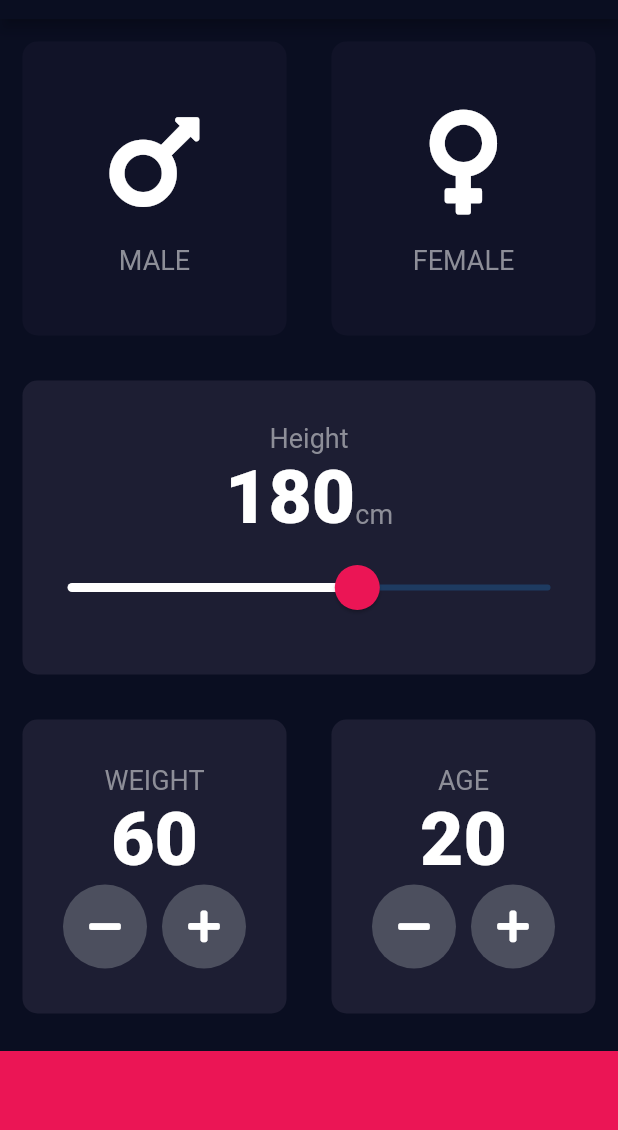
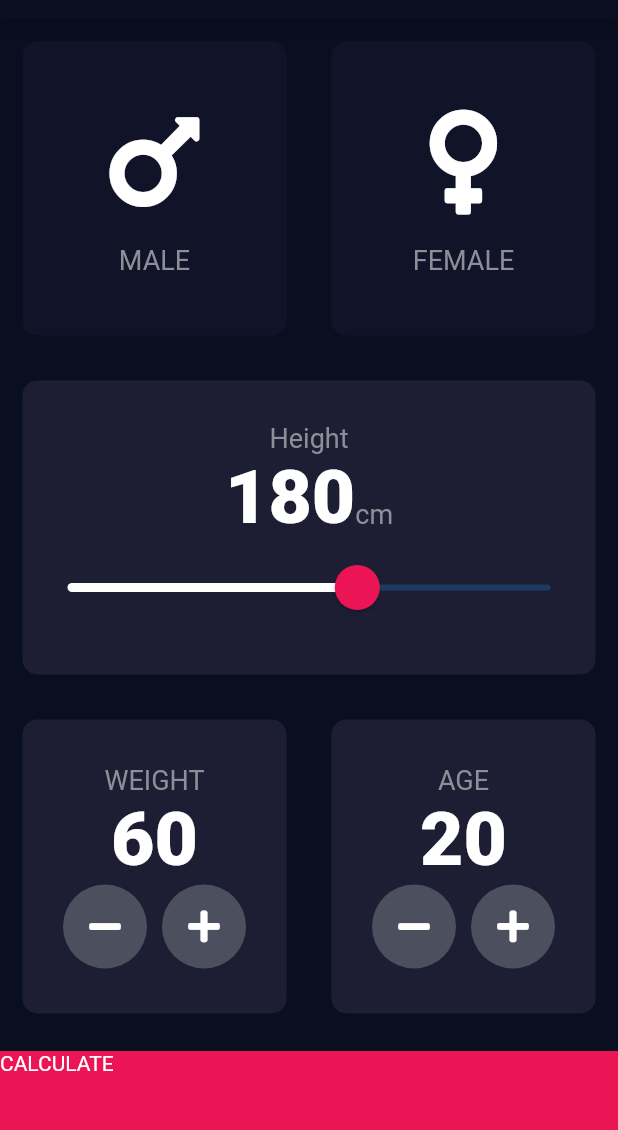
Before and after one commit to caputdraconis050630/bmi-calculator, a Flutter app: the screen it shows after launch, on a phone screen of 412 x 824 dp, the part 65-1195 px from its top. Run offline on Flutter 3.47's test engine with Material 2 defaults, Android fonts, the phone set to English and light mode, and no system bars; our stand-ins replace font_awesome_flutter.

```diff
--- a/lib/input_page.dart
+++ b/lib/input_page.dart
@@ -205,11 +205,17 @@ class _InputPageState extends State<InputPage>{
               ],
             ),
           ),
-          Container(
-            color: kBottomContainerColour,
-            margin: EdgeInsets.only(top: 10.0),
-            width: double.infinity,
-            height: kBottomContainerHeight,
+          GestureDetector(
+            onTap: (){
+              Navigator.pushNamed(context, '/result');
+            },
+            child: Container(
+              child: Text('CALCULATE'),
+              color: kBottomContainerColour,
+              margin: EdgeInsets.only(top: 10.0),
+              width: double.infinity,
+              height: kBottomContainerHeight,
+            ),
           ),
         ],
       )
--- a/lib/main.dart
+++ b/lib/main.dart
@@ -1,5 +1,6 @@
 import 'package:flutter/material.dart';
 import 'input_page.dart';
+import 'results_page.dart';
 
 void main() => runApp(BMICalculator());
 
@@ -12,7 +13,11 @@ class BMICalculator extends StatelessWidget {
         accentColor:  Colors.purple,
         scaffoldBackgroundColor: Color(0xFF0A0E21),
       ),
-      home: InputPage(),
+      initialRoute: '/',
+      routes: {
+        '/' : (context)=> InputPage(),
+        '/result' : (context) => ResultsPage(),
+      },
     );
   }
 }
```
Also changed, not shown: lib/results_page.dart (added, +16 -0 lines).
